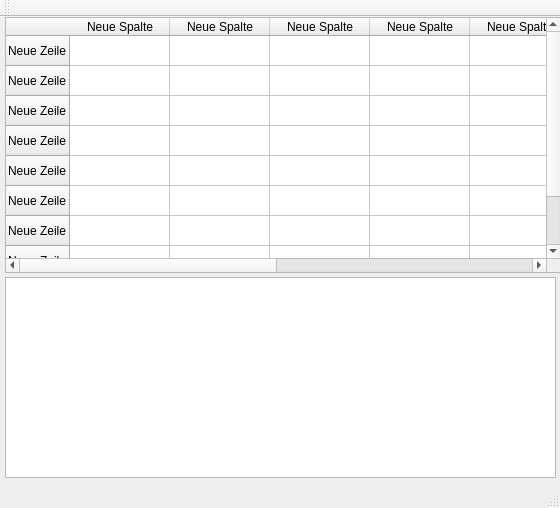
This is sequenzerwindow.ui in ThKattanek/realsid as Qt 5 draws it before an edit. The edited form follows.
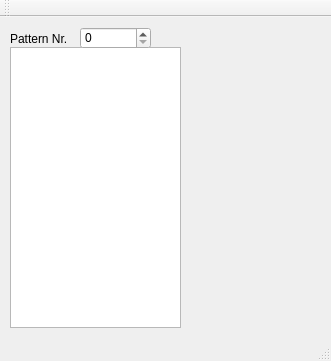
This is the edited form.

The edit to the form file:
```diff
--- a/sequenzerwindow.ui
+++ b/sequenzerwindow.ui
@@ -6,8 +6,8 @@
    <rect>
     <x>0</x>
     <y>0</y>
-    <width>560</width>
-    <height>508</height>
+    <width>331</width>
+    <height>361</height>
    </rect>
   </property>
   <property name="windowTitle">
@@ -17,108 +17,42 @@
    <widget class="QTableWidget" name="tableWidget">
     <property name="geometry">
      <rect>
-      <x>5</x>
-      <y>0</y>
-      <width>556</width>
-      <height>256</height>
+      <x>10</x>
+      <y>30</y>
+      <width>171</width>
+      <height>281</height>
      </rect>
     </property>
-    <row>
-     <property name="text">
-      <string>Neue Zeile</string>
-     </property>
-    </row>
-    <row>
-     <property name="text">
-      <string>Neue Zeile</string>
-     </property>
-    </row>
-    <row>
-     <property name="text">
-      <string>Neue Zeile</string>
-     </property>
-    </row>
-    <row>
-     <property name="text">
-      <string>Neue Zeile</string>
-     </property>
-    </row>
-    <row>
-     <property name="text">
-      <string>Neue Zeile</string>
-     </property>
-    </row>
-    <row>
-     <property name="text">
-      <string>Neue Zeile</string>
-     </property>
-    </row>
-    <row>
-     <property name="text">
-      <string>Neue Zeile</string>
-     </property>
-    </row>
-    <row>
-     <property name="text">
-      <string>Neue Zeile</string>
-     </property>
-    </row>
-    <row>
-     <property name="text">
-      <string>Neue Zeile</string>
-     </property>
-    </row>
-    <column>
-     <property name="text">
-      <string>Neue Spalte</string>
-     </property>
-    </column>
-    <column>
-     <property name="text">
-      <string>Neue Spalte</string>
-     </property>
-    </column>
-    <column>
-     <property name="text">
-      <string>Neue Spalte</string>
-     </property>
-    </column>
-    <column>
-     <property name="text">
-      <string>Neue Spalte</string>
-     </property>
-    </column>
-    <column>
-     <property name="text">
-      <string>Neue Spalte</string>
-     </property>
-    </column>
-    <column>
-     <property name="text">
-      <string>Neue Spalte</string>
-     </property>
-    </column>
-    <column>
-     <property name="text">
-      <string>Neue Spalte</string>
-     </property>
-    </column>
-    <column>
-     <property name="text">
-      <string>Neue Spalte</string>
-     </property>
-    </column>
+    <attribute name="horizontalHeaderVisible">
+     <bool>true</bool>
+    </attribute>
+    <attribute name="horizontalHeaderCascadingSectionResizes">
+     <bool>false</bool>
+    </attribute>
    </widget>
-   <widget class="QTableWidget" name="tableWidget_2">
+   <widget class="QSpinBox" name="PatternNr">
     <property name="geometry">
      <rect>
-      <x>5</x>
-      <y>260</y>
-      <width>551</width>
-      <height>201</height>
+      <x>80</x>
+      <y>10</y>
+      <width>71</width>
+      <height>22</height>
      </rect>
     </property>
    </widget>
+   <widget class="QLabel" name="label">
+    <property name="geometry">
+     <rect>
+      <x>10</x>
+      <y>14</y>
+      <width>71</width>
+      <height>16</height>
+     </rect>
+    </property>
+    <property name="text">
+     <string>Pattern Nr.</string>
+    </property>
+   </widget>
   </widget>
   <widget class="QMenuBar" name="menubar">
    <property name="geometry">
```
Left out of the diff: 4 changed lines with no effect on the pictures.
